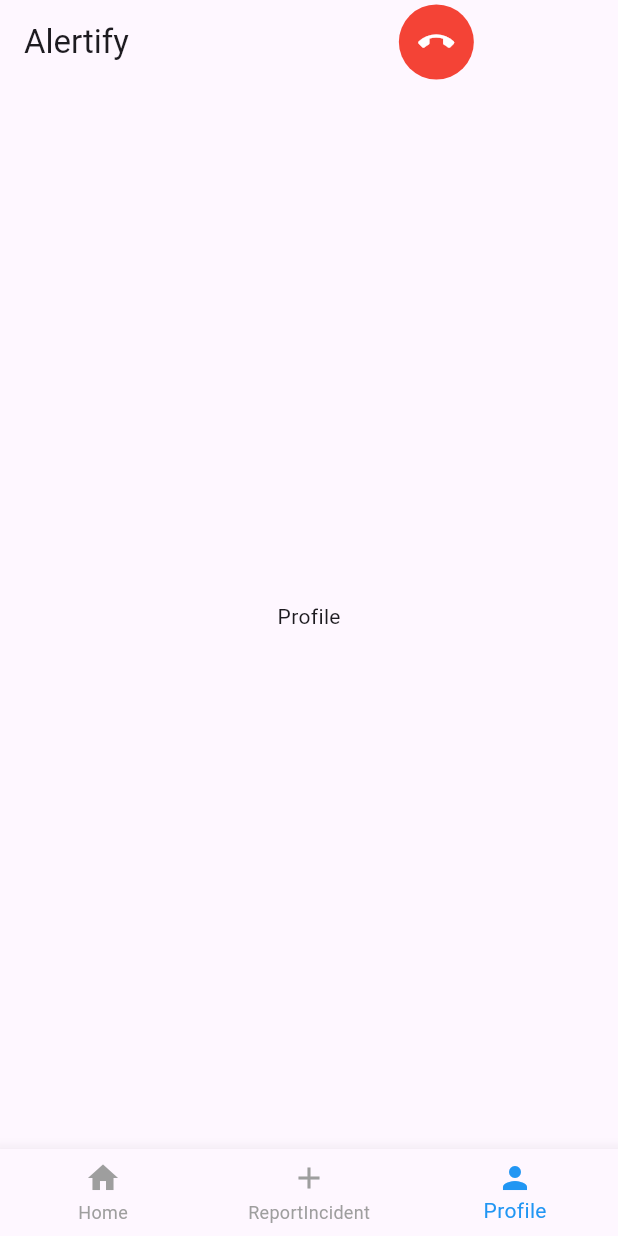
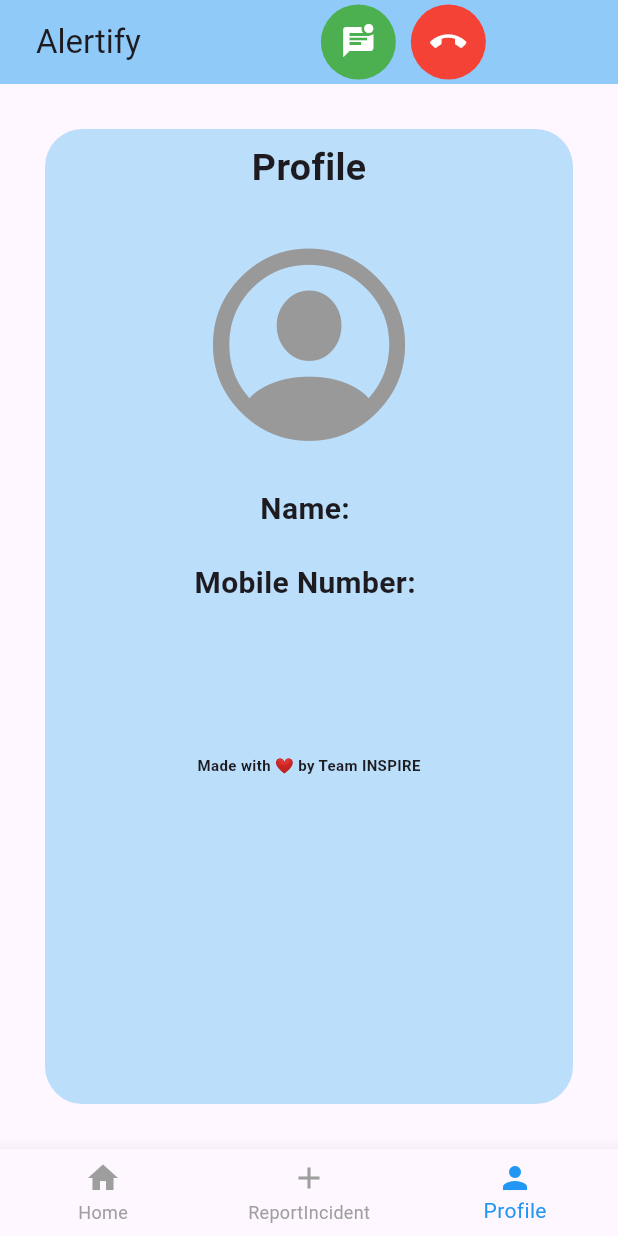
Before and after one commit to DeepakKumbhar-123/Project, a Flutter app: the appBottom screen opened directly with empty values, item 3 of the bottom bar chosen, on a phone screen of 412 x 824 dp. Run offline on Flutter 3.47's test engine with Material 3 defaults, Android fonts, the phone set to English and light mode, and no system bars; our stand-ins replace firebase_core, firebase_database; accounts and stored records are empty.

Commit message:
Profile Page added With database

```diff
--- /dev/null
+++ b/lib/screens/UserProfile.dart
@@ -0,0 +1,52 @@
+import 'package:flutter/cupertino.dart';
+import 'package:flutter/material.dart';
+class UserProfile extends StatefulWidget {
+  final Map<dynamic,dynamic> users;
+  const UserProfile({super.key, required this.users});
+
+  @override
+  State<UserProfile> createState() => _UserProfileState();
+}
+
+class _UserProfileState extends State<UserProfile> {
+
+  @override
+  Widget build(BuildContext context) {
+    var size = MediaQuery.of(context).size;
+
+    return Scaffold(
+body: Padding(
+  padding: const EdgeInsets.all(30.0),
+  child: Container(
+    height: size.height,
+    width: size.width,
+    decoration: BoxDecoration(
+        color: Colors.blue.shade100,
+
+      borderRadius: BorderRadius.circular(25)
+    ),
+    child: Padding(
+      padding: const EdgeInsets.all(8.0),
+      child: Column(
+        crossAxisAlignment: CrossAxisAlignment.center,
+        mainAxisAlignment: MainAxisAlignment.start,
+        children: [
+          Text("Profile",style: TextStyle(fontWeight: FontWeight.w600,fontSize: 25),),
+          SizedBox(height: 25,),
+          Icon(CupertinoIcons.profile_circled,size: 150,color: CupertinoColors.inactiveGray,),
+          SizedBox(height: 20,),
+
+          Text('Name: ${widget.users['Name']}',style: TextStyle(fontWeight: FontWeight.w600,fontSize: 20),),
+          SizedBox(height: 20,),
+          Text('Mobile Number: ${widget.users['Mobile Number']}',style: TextStyle(fontWeight: FontWeight.w600,fontSize: 20),),
+
+          SizedBox(height: 100,),
+          Text("Made with ❤️ by Team INSPIRE",style: TextStyle(fontWeight: FontWeight.bold,fontSize: 10),),
+        ],
+      ),
+    ),
+  ),
+),
+    );
+  }
+}
--- a/lib/screens/addIndident.dart
+++ b/lib/screens/addIndident.dart
@@ -90,11 +90,11 @@ var mobileNumber= widget.users['Mobile Number'];
             crossAxisAlignment: CrossAxisAlignment.center,
             children: [
               const Text(
-                'Report Incident',
+                '🚨 Report Incident 🚨',
                 style: TextStyle(fontSize: 20, fontWeight: FontWeight.w600),
               ),
               const SizedBox(height: 20),
-              Text('Name: ${widget.users['Name']}'),
+              Text('👨‍💼 Reported By: ${widget.users['Name']}'),
               TextFormField(
                 controller: _nameController,
                 decoration: const InputDecoration(
--- a/lib/screens/bottomBar.dart
+++ b/lib/screens/bottomBar.dart
@@ -1,3 +1,4 @@
+import 'package:alertify/screens/UserProfile.dart';
 import 'package:alertify/screens/addIndident.dart';
 import 'package:flutter/material.dart';
 import 'package:alertify/screens/homePage.dart';
@@ -21,7 +22,7 @@ class _appBottomState extends State<appBottom> {
     _widgetsOptions = <Widget>[
       HomePage(users: widget.users), // Pass users data to HomePage
       AddIncident(users: widget.users),
-      const Text("Profile"),
+      UserProfile(users: widget.users),
     ];
   }
 
@@ -35,10 +36,30 @@ class _appBottomState extends State<appBottom> {
   Widget build(BuildContext context) {
     return Scaffold(
       appBar: AppBar(
-        title: Row(
+        backgroundColor: Colors.blue.shade200,
+        title: Padding(
+          padding: const EdgeInsets.all(8.0),
+          child: Row(
             children: [
               Text("Alertify"),
-            SizedBox(width: 180,),
+              SizedBox(width: 120,),
+              Container(
+                  height: 50,
+                  width: 50,
+                  decoration: BoxDecoration(
+                    borderRadius: BorderRadius.circular(25),
+                    color: Colors.green,
+                  ),
+                  child: InkWell(
+                      onTap: (){
+                        // Navigator.of(context).push(
+                        //   MaterialPageRoute(
+                        //     builder: (context) =>  // Replace with your next screen widget
+                        //   ),
+                        // );
+                      },
+                      child: Icon(Icons.mark_unread_chat_alt,color: Colors.white,))),
+              SizedBox(width: 10,),
               Container(
                 height: 50,
                   width: 50,
@@ -56,6 +77,7 @@ class _appBottomState extends State<appBottom> {
                     },
                       child: Icon(Icons.call_end,color: Colors.white,))),
             ],
+          ),
         ),
       ),
       body: Center(child: _widgetsOptions[selectedPageIndex]),
--- a/lib/screens/homePage.dart
+++ b/lib/screens/homePage.dart
@@ -40,7 +40,7 @@ class _HomePageState extends State<HomePage> {
 
     return Scaffold(
       appBar: AppBar(
-        title: Text("Hello $userName"),
+        title: Text("Hello $userName 👋️ ",style: TextStyle(fontWeight: FontWeight.bold,fontSize: 25),),
       ),
       body: _incidents.isEmpty
           ? Center(child: CircularProgressIndicator())
```
Lines whose indentation alone changed are shown as unchanged.
